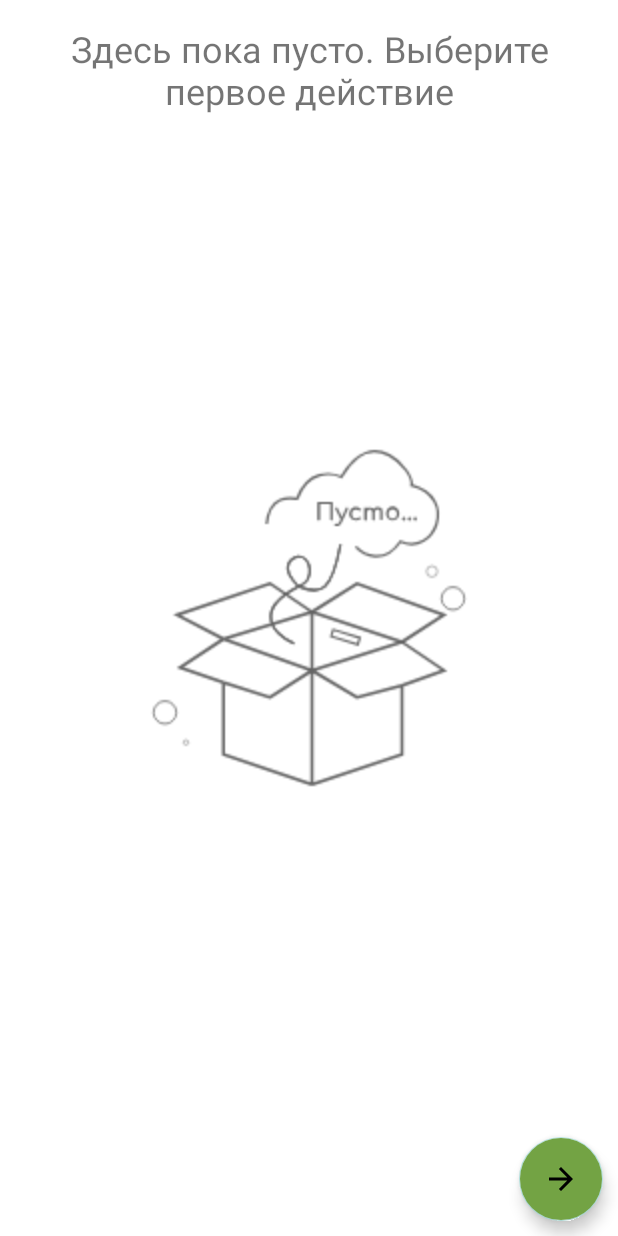
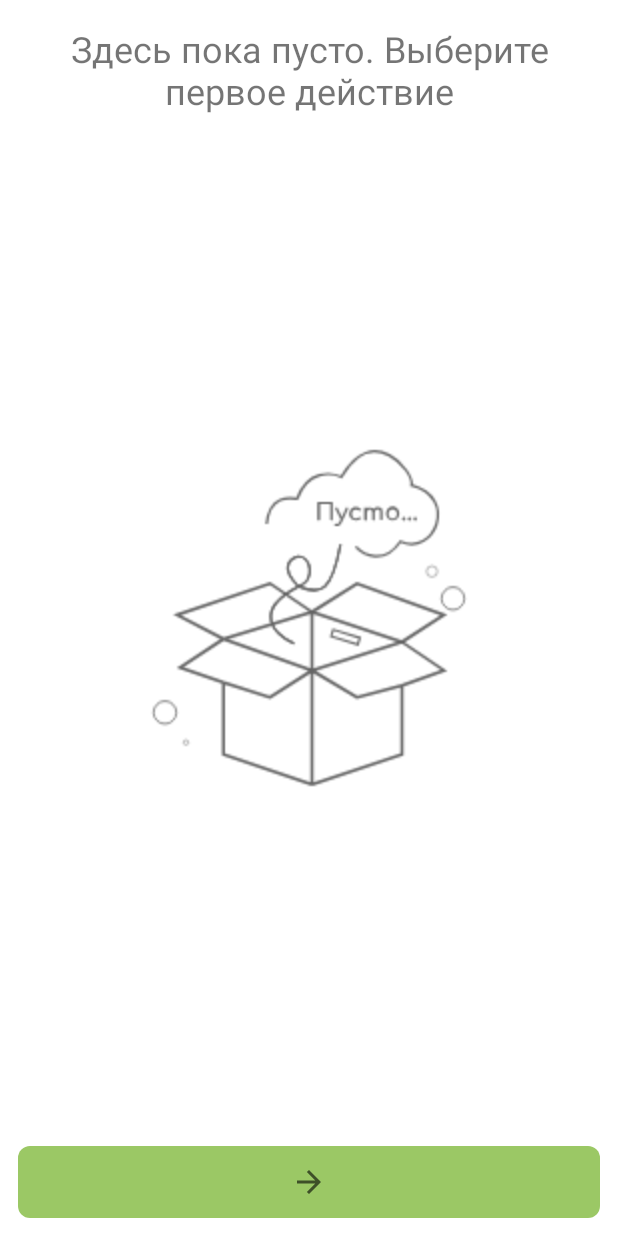
Before and after one commit to Nai1ka/ReUserSamsung, an Android app: the ActionsSelectedActivity screen opened directly, with no data from a screen before it, on a phone screen of 412 x 824 dp. Run offline under Robolectric (Android 15) with nearby library versions, the phone set to English and light mode, and no system bars; our stand-ins replace Room's generated code.

Commit message:
Room added Small fixes

```diff
--- a/app/src/main/AndroidManifest.xml
+++ b/app/src/main/AndroidManifest.xml
@@ -9,6 +9,7 @@
     <uses-permission android:name="android.permission.ACCESS_WIFI_STATE" />
     <uses-permission android:name="android.permission.CAMERA" />
     <uses-permission android:name="android.permission.INTERNET" />
+    <uses-permission android:name="android.permission.VIBRATE"/>
     <application
         android:name=".App"
         android:allowBackup="true"
--- a/app/src/main/java/ru/ndevelop/reusersamsung/App.java
+++ b/app/src/main/java/ru/ndevelop/reusersamsung/App.java
@@ -15,6 +15,7 @@ public class App extends Application {
 
     public static App instance;
     private AppDatabase database;
+    private static Context context;
 
 
 
@@ -22,6 +23,7 @@ public class App extends Application {
     public void onCreate() {
         super.onCreate();
         instance = this;
+        App.context = getApplicationContext();
         database = Room.databaseBuilder(this, AppDatabase.class, "tag").allowMainThreadQueries()
                 .build();
     }
@@ -30,7 +32,9 @@ public class App extends Application {
     public static App getInstance() {
         return instance;
     }
-
+    public static Context getAppContext() {
+        return App.context;
+    }
     public AppDatabase getDatabase() {
         return database;
     }
--- a/app/src/main/java/ru/ndevelop/reusersamsung/ui/MainActivity.java
+++ b/app/src/main/java/ru/ndevelop/reusersamsung/ui/MainActivity.java
@@ -154,10 +154,6 @@ public class MainActivity extends AppCompatActivity implements OnSettingsChangeL
             }
             startActionsSelectionActivity(tagId);
         }
-
-        //TODO проверить корректность метки(возможно)
-
-
     }
 
     public void startActionsSelectionActivity(String tagId) {
--- a/app/src/main/java/ru/ndevelop/reusersamsung/ui/actionsList/ActionsSelectedActivity.java
+++ b/app/src/main/java/ru/ndevelop/reusersamsung/ui/actionsList/ActionsSelectedActivity.java
@@ -2,22 +2,19 @@ package ru.ndevelop.reusersamsung.ui.actionsList;
 
 import android.content.Intent;
 import android.os.Bundle;
-import android.text.InputType;
 import android.view.View;
 import android.widget.Button;
-import android.widget.EditText;
+import android.widget.ImageButton;
 import android.widget.LinearLayout;
 import android.widget.Toast;
 
 import androidx.annotation.Nullable;
-import androidx.appcompat.app.AlertDialog;
 import androidx.appcompat.app.AppCompatActivity;
 import androidx.constraintlayout.widget.ConstraintLayout;
 import androidx.recyclerview.widget.ItemTouchHelper;
 import androidx.recyclerview.widget.LinearLayoutManager;
 import androidx.recyclerview.widget.RecyclerView;
 
-import com.google.android.material.floatingactionbutton.FloatingActionButton;
 import com.google.android.material.textfield.TextInputEditText;
 
 import java.util.ArrayList;
@@ -38,20 +35,18 @@ public class ActionsSelectedActivity extends AppCompatActivity implements View.O
     private RecyclerView rvSelectedActions;
     private SelectedActionsAdapter selectedActionsAdapter;
     private ConstraintLayout llIfActionsNotSelected;
-    private Button btnAdd;
     private LinearLayout llNotEmpty;
     private TextInputEditText etName;
     private ItemTouchHelper touchHelper;
-    private FloatingActionButton fabOk;
-    private FloatingActionButton fabDelete;
+    private ImageButton btnOk;
+    private ImageButton btnAdd;
     private String tagId = "";
-    int fabDeleteClickCounter =0;
     private AppDatabase database;
     TagDao tagDao;
     @Override
     protected void onCreate(@Nullable Bundle savedInstanceState) {
         super.onCreate(savedInstanceState);
-        setContentView(R.layout.activity_actions_select);
+        setContentView(R.layout.activity_actions_selected);
         database = App.getInstance().getDatabase();
         tagDao = database.getTagDao();
         tagId = getIntent().getStringExtra("tagId");
@@ -76,22 +71,12 @@ public class ActionsSelectedActivity extends AppCompatActivity implements View.O
         llIfActionsNotSelected.setOnClickListener(this);
         rvSelectedActions = findViewById(R.id.rv_selected_actions);
         llNotEmpty = findViewById(R.id.ll_not_empty);
-        btnAdd = findViewById(R.id.btn_add_actions);
+        etName = findViewById(R.id.et_name);
+        btnOk = findViewById(R.id.fab_ok);
+        btnOk.setOnClickListener(this);
+        btnAdd = findViewById(R.id.fab_add);
+
         btnAdd.setOnClickListener(this);
-        etName = findViewById(R.id.et_name);
-;
-        fabOk = findViewById(R.id.fab_ok);
-        fabOk.setOnClickListener(this);
-        fabDelete = findViewById(R.id.fab_delete);
-        fabDelete.setOnLongClickListener(new View.OnLongClickListener() {
-            @Override
-            public boolean onLongClick(View v) {
-                selectedActionsAdapter.clear();
-                fabDeleteClickCounter = 0;
-                return false;
-            }
-        });
-        fabDelete.setOnClickListener(this);
         rvSelectedActions.setAdapter(selectedActionsAdapter);
         rvSelectedActions.setLayoutManager(new LinearLayoutManager(this));
 
@@ -109,14 +94,7 @@ public class ActionsSelectedActivity extends AppCompatActivity implements View.O
             Intent i = new Intent(this, ActionsListActivity.class);
             startActivityForResult(i, RequestCodes.actionsListRequestCode);
         }
-        else if(v==fabDelete){
-            fabDeleteClickCounter += 1;
-            if (fabDeleteClickCounter > 1) {
-                Toast.makeText(this, "Удерживайте, чтобы удалить", Toast.LENGTH_SHORT).show();
-                fabDeleteClickCounter = 0;
-            }
-        }
-        else if(v==fabOk){
+        else if(v== btnOk){
             if (selectedActionsAdapter.getItems().size()!=0) {
                 Intent intent = new Intent();
                 String tagName = etName.getText().toString();
@@ -158,15 +136,17 @@ public class ActionsSelectedActivity extends AppCompatActivity implements View.O
     public void onItemDeleted(int currentItemsSize) {
         if(currentItemsSize==0) {
             llNotEmpty.setVisibility(View.GONE);
-            fabDelete.setVisibility( View.GONE);
-            llIfActionsNotSelected.setVisibility( View.GONE);
+            btnAdd.setVisibility( View.VISIBLE);
+            btnOk.setVisibility(View.GONE);
+            llIfActionsNotSelected.setVisibility( View.VISIBLE);
         }
     }
 
     @Override
     public void onItemAdded() {
         llNotEmpty.setVisibility(View.VISIBLE);
-        fabDelete.setVisibility( View.VISIBLE);
+        btnAdd.setVisibility( View.VISIBLE);
+        btnOk.setVisibility(View.VISIBLE);
         llIfActionsNotSelected.setVisibility( View.GONE);
     }
 }
--- /dev/null
+++ b/app/src/main/res/drawable/add_button.xml
@@ -0,0 +1,5 @@
+<?xml version="1.0" encoding="utf-8"?>
+<layer-list xmlns:android="http://schemas.android.com/apk/res/android">
+    <item android:drawable="@drawable/rounded_button" />
+    <item android:drawable="@drawable/ic_baseline_add_24" />
+</layer-list>
--- /dev/null
+++ b/app/src/main/res/drawable/rounded_button.xml
@@ -0,0 +1,5 @@
+<?xml version="1.0" encoding="utf-8"?>
+<shape xmlns:android="http://schemas.android.com/apk/res/android" android:shape="rectangle">
+    <corners android:radius="8dp" />
+    <solid android:color="@color/white"/>
+</shape>
--- a/app/src/main/res/layout/activity_actions_select.xml
+++ b/app/src/main/res/layout/activity_actions_selected.xml
@@ -78,37 +78,40 @@
                 android:layout_weight="1"
                 app:layout_constraintBottom_toTopOf="@+id/btn_actions_selected"
                 app:layout_constraintTop_toBottomOf="@+id/ll_ifEmpty" />
+        </LinearLayout>
+
+        <LinearLayout
+            android:layout_width="match_parent"
+            android:layout_height="wrap_content"
+            android:layout_gravity="bottom"
+            android:orientation="horizontal"
+            android:padding="4dp"
+            app:layout_constraintBottom_toBottomOf="parent">
 
 
-            <Button
-                android:id="@+id/btn_add_actions"
-                android:layout_width="wrap_content"
-                android:layout_height="wrap_content"
-                android:layout_gravity="bottom|center"
-                android:layout_marginBottom="10dp"
-                android:text="Добавить" />
+            <ImageButton
+                android:id="@+id/fab_add"
+                android:layout_width="0dp"
+                android:layout_height="48dp"
+                android:layout_weight="3"
+                android:layout_margin="8dp"
+                android:src="@drawable/ic_baseline_add_24"
+                android:background="@drawable/rounded_button"
+                android:backgroundTint="#FFD180"
+                android:visibility="gone" />
+
+            <ImageButton
+                android:id="@+id/fab_ok"
+                android:layout_width="0dp"
+                android:layout_height="48dp"
+                android:layout_weight="1"
+                android:layout_margin="8dp"
+                android:src="@drawable/ic_baseline_arrow_forward_24"
+                android:background="@drawable/rounded_button"
+                android:backgroundTint="#9BC865" />
+        </LinearLayout>
+    </androidx.constraintlayout.widget.ConstraintLayout>
 
 
-        </LinearLayout>
 
-    </androidx.constraintlayout.widget.ConstraintLayout>
-
-    <com.google.android.material.floatingactionbutton.FloatingActionButton
-        android:id="@+id/fab_ok"
-        android:layout_width="wrap_content"
-        android:layout_height="wrap_content"
-        android:layout_gravity="bottom|end"
-        android:layout_margin="10dp"
-        android:backgroundTint="#73A344"
-        android:src="@drawable/ic_baseline_arrow_forward_24" />
-
-    <com.google.android.material.floatingactionbutton.FloatingActionButton
-        android:id="@+id/fab_delete"
-        android:layout_width="wrap_content"
-        android:layout_height="wrap_content"
-        android:layout_gravity="bottom|start"
-        android:layout_margin="10dp"
-        android:backgroundTint="#AF4343"
-        android:src="@drawable/ic_baseline_delete_forever_24"
-        android:visibility="gone" />
 </androidx.coordinatorlayout.widget.CoordinatorLayout>
--- /dev/null
+++ b/settings.gradle
@@ -0,0 +1,2 @@
+include ':app'
+rootProject.name = "ReUserSamsung"
```
Also changed, not shown: app/src/main/java/ru/ndevelop/reusersamsung/core/adapters/ActionsAdapter.java (+5 -6 lines), app/src/main/java/ru/ndevelop/reusersamsung/core/adapters/SelectedActionsAdapter.java (+18 -1 lines), app/src/main/res/drawable/ic_baseline_reorder_24.xml (added, +10 -0 lines), app/src/main/res/layout/single_selecting_actions.xml (+5 -11 lines), build.gradle (added, +24 -0 lines), gradle.properties (added, +19 -0 lines), gradle/wrapper/gradle-wrapper.properties (added), 1 other file.
